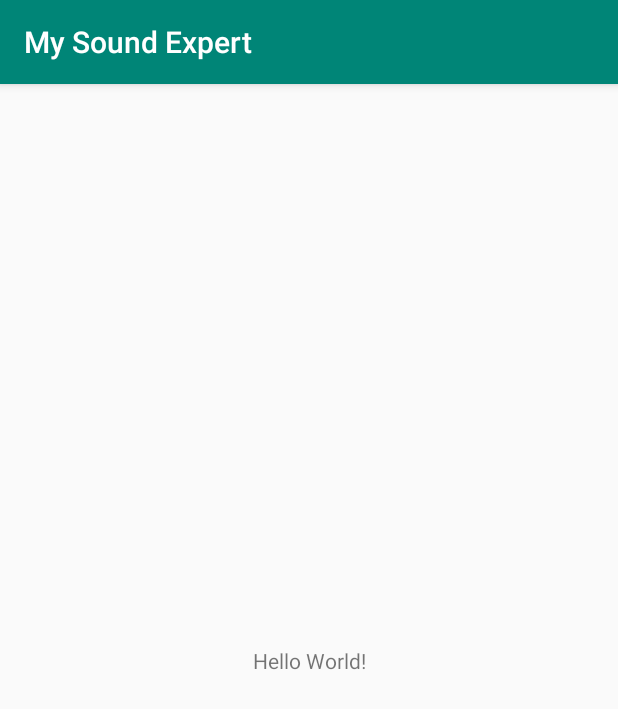
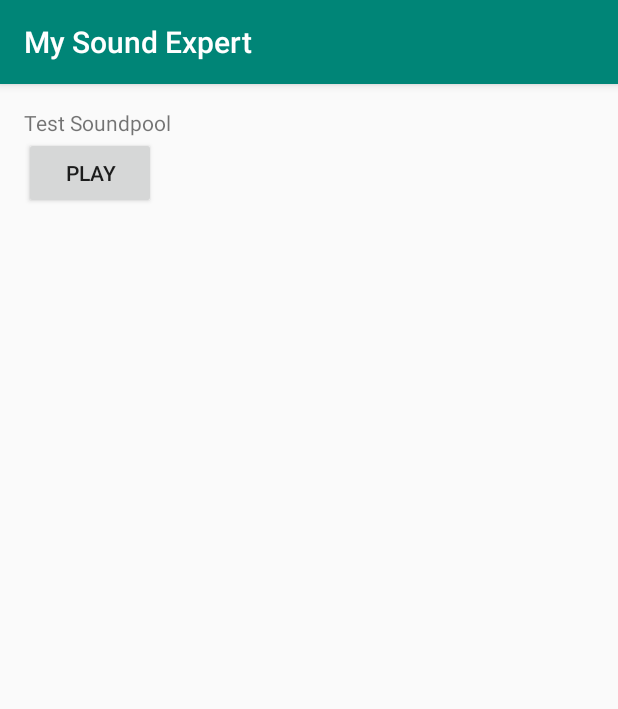
Before and after one commit to dendickys/my-sound-expert, an Android app: the screen it shows after launch (MainActivity), on a phone screen of 412 x 824 dp. Shown: the top 709 px of the screen. Run offline under Robolectric (Android 15) with nearby library versions, the phone set to English and light mode, and no system bars.

Commit message:
fix SoundPool

```diff
--- a/app/src/main/java/id/dendickys/mysoundexpert/MainActivity.java
+++ b/app/src/main/java/id/dendickys/mysoundexpert/MainActivity.java
@@ -2,13 +2,51 @@ package id.dendickys.mysoundexpert;
 
 import androidx.appcompat.app.AppCompatActivity;
 
+import android.media.SoundPool;
 import android.os.Bundle;
+import android.view.View;
+import android.widget.Button;
+import android.widget.Toast;
 
 public class MainActivity extends AppCompatActivity {
+
+    Button btnSound;
+
+    SoundPool sp;
+    int soundId;
+    boolean spLoaded = false;
 
     @Override
     protected void onCreate(Bundle savedInstanceState) {
         super.onCreate(savedInstanceState);
         setContentView(R.layout.activity_main);
+
+        btnSound = findViewById(R.id.btn_soundpool);
+
+        sp = new SoundPool.Builder()
+                .setMaxStreams(10)
+                .build();
+
+        sp.setOnLoadCompleteListener(new SoundPool.OnLoadCompleteListener() {
+            @Override
+            public void onLoadComplete(SoundPool soundPool, int sampleId, int status) {
+                if (status == 0) {
+                    spLoaded = true;
+                } else {
+                    Toast.makeText(MainActivity.this, "Gagal load", Toast.LENGTH_SHORT).show();
+                }
+            }
+        });
+
+        soundId = sp.load(this, R.raw.clinking_glasses, 1);
+
+        btnSound.setOnClickListener(new View.OnClickListener() {
+            @Override
+            public void onClick(View v) {
+                if (spLoaded) {
+                    sp.play(soundId, 1, 1, 0, 0, 1);
+                }
+            }
+        });
     }
 }
--- a/app/src/main/res/layout/activity_main.xml
+++ b/app/src/main/res/layout/activity_main.xml
@@ -1,18 +1,21 @@
 <?xml version="1.0" encoding="utf-8"?>
-<androidx.constraintlayout.widget.ConstraintLayout xmlns:android="http://schemas.android.com/apk/res/android"
-    xmlns:app="http://schemas.android.com/apk/res-auto"
+<LinearLayout xmlns:android="http://schemas.android.com/apk/res/android"
     xmlns:tools="http://schemas.android.com/tools"
+    android:id="@+id/activity_main"
     android:layout_width="match_parent"
     android:layout_height="match_parent"
+    android:orientation="vertical"
+    android:padding="16dp"
     tools:context=".MainActivity">
 
     <TextView
         android:layout_width="wrap_content"
         android:layout_height="wrap_content"
-        android:text="Hello World!"
-        app:layout_constraintBottom_toBottomOf="parent"
-        app:layout_constraintLeft_toLeftOf="parent"
-        app:layout_constraintRight_toRightOf="parent"
-        app:layout_constraintTop_toTopOf="parent" />
+        android:text="@string/text_soundpool" />
 
-</androidx.constraintlayout.widget.ConstraintLayout>
+    <Button
+        android:id="@+id/btn_soundpool"
+        android:layout_width="wrap_content"
+        android:layout_height="wrap_content"
+        android:text="@string/btn_text_play" />
+</LinearLayout>
--- a/app/src/main/res/values/strings.xml
+++ b/app/src/main/res/values/strings.xml
@@ -1,3 +1,5 @@
 <resources>
     <string name="app_name">My Sound Expert</string>
+    <string name="btn_text_play">Play</string>
+    <string name="text_soundpool">Test Soundpool</string>
 </resources>
```
Also changed, not shown: 1 other file.
